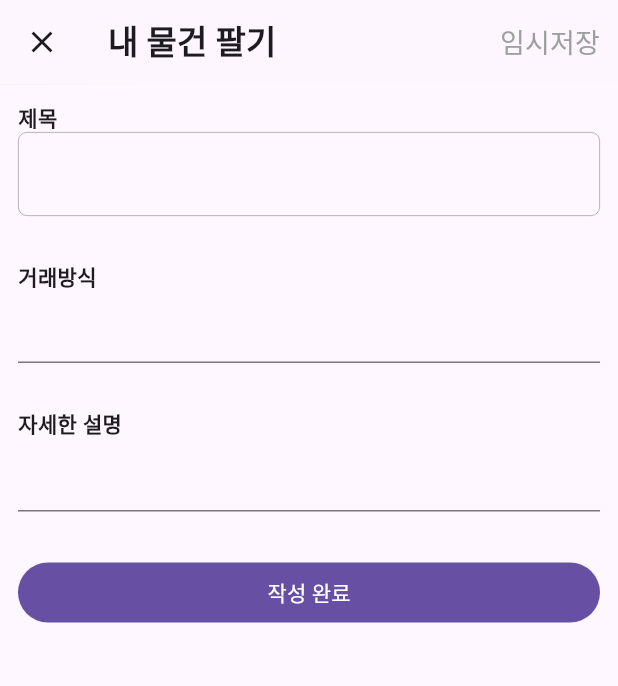
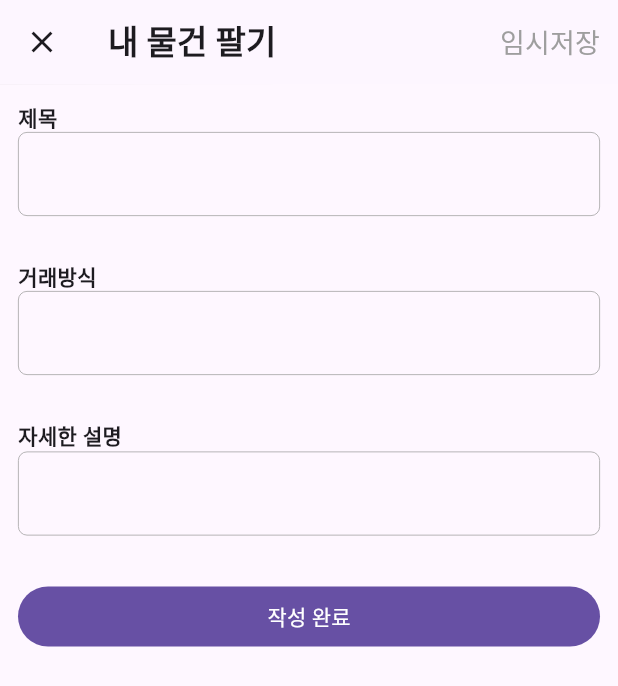
Before and after one commit to gyugyu90/carrot_clone_app, a Flutter app: the screen it shows after launch, after a tap on the "add" icon, on a phone screen of 412 x 824 dp. Shown: the top 686 px of the screen. Run offline on Flutter 3.47's test engine with Material 3 defaults, Android fonts, the phone set to English and light mode, and no system bars.

Commit message:
apply theme to inputs

```diff
--- a/lib/main.dart
+++ b/lib/main.dart
@@ -10,8 +10,26 @@ class CarrotCloneApp extends StatelessWidget {
 
   @override
   Widget build(BuildContext context) {
-    return const MaterialApp(
-      home: HomeScreen(),
+    return MaterialApp(
+      theme: ThemeData(
+        inputDecorationTheme: InputDecorationTheme(
+          enabledBorder: OutlineInputBorder(
+            borderSide: const BorderSide(
+              color: Colors.grey,
+              width: 0.5,
+            ),
+            borderRadius: BorderRadius.circular(6),
+          ),
+          focusedBorder: OutlineInputBorder(
+            borderSide: const BorderSide(
+              color: Colors.black,
+              width: 0.5,
+            ),
+            borderRadius: BorderRadius.circular(6),
+          ),
+        ),
+      ),
+      home: const HomeScreen(),
     );
   }
 }
--- a/lib/screens/sell_my_goods_screen.dart
+++ b/lib/screens/sell_my_goods_screen.dart
@@ -43,24 +43,7 @@ class _SellMyGoodsScreenState extends State<SellMyGoodsScreen> {
           crossAxisAlignment: CrossAxisAlignment.stretch,
           children: [
             const FormLabel('제목'),
-            TextField(
-              decoration: InputDecoration(
-                enabledBorder: OutlineInputBorder(
-                  borderSide: const BorderSide(
-                    color: Colors.grey,
-                    width: 0.5,
-                  ),
-                  borderRadius: BorderRadius.circular(6),
-                ),
-                focusedBorder: OutlineInputBorder(
-                  borderSide: const BorderSide(
-                    color: Colors.black,
-                    width: 0.5,
-                  ),
-                  borderRadius: BorderRadius.circular(6),
-                ),
-              ),
-            ),
+            const TextField(),
             const SizedBox(height: 30),
             const FormLabel('거래방식'),
             const TextField(),
```
